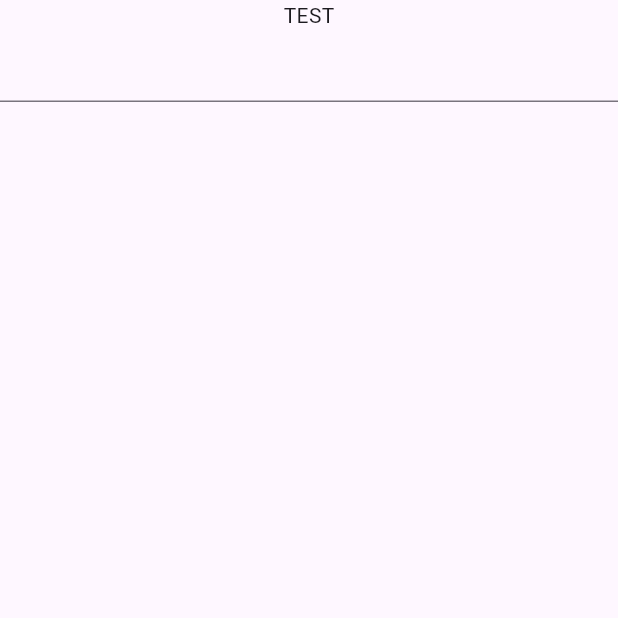
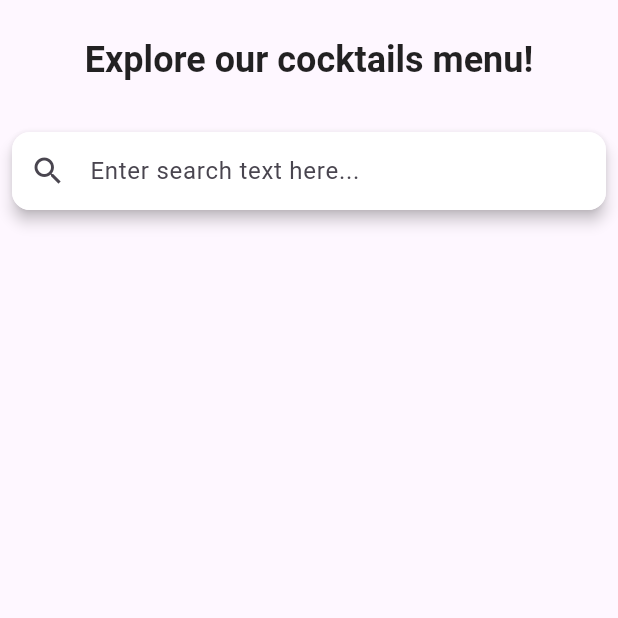
Before and after one commit to CaNafo/BlocExample, a Flutter app: the screen it shows after launch, on a phone screen of 412 x 824 dp, the top half of it. Run offline on Flutter 3.47's test engine with Material 3 defaults, Android fonts, the phone set to English and light mode, and no system bars; our stand-ins replace bloc, equatable, flutter_bloc, rxdart; generated files the repository leaves out were written again.

Commit message:
styled results

```diff
--- a/lib/core/widgets/search_field.dart
+++ b/lib/core/widgets/search_field.dart
@@ -7,6 +7,23 @@ class CustomSearchField extends StatelessWidget {
 
   @override
   Widget build(BuildContext context) {
-    return TextField(onChanged: onChanged);
+    return Material(
+      elevation: 4,
+      borderRadius: BorderRadius.circular(12),
+      child: TextField(
+        onChanged: onChanged,
+        decoration: InputDecoration(
+          hintText: "Enter search text here...",
+          prefixIcon: const Icon(Icons.search),
+          contentPadding: const EdgeInsets.symmetric(vertical: 14, horizontal: 16),
+          filled: true,
+          fillColor: Colors.white,
+          border: OutlineInputBorder(
+            borderRadius: BorderRadius.circular(12),
+            borderSide: BorderSide.none,
+          ),
+        ),
+      ),
+    );
   }
 }
--- a/lib/core/widgets/widgets.dart
+++ b/lib/core/widgets/widgets.dart
@@ -1 +1,2 @@
 export './search_field.dart';
+export './cocktail_preview.dart';
--- a/lib/screens/home/home_screen.dart
+++ b/lib/screens/home/home_screen.dart
@@ -30,11 +30,14 @@ class _Home extends StatelessWidget {
   Widget build(BuildContext context) {
     return Column(
       children: [
-        Text("TEST"),
-        CustomSearchField(
-          onChanged: (text) {
-            context.read<HomeBloc>().add(OnUserSearch(text));
-          },
+       const _CocktailTitle(),
+        Padding(
+          padding: const EdgeInsets.all(8.0),
+          child: CustomSearchField(
+            onChanged: (text) {
+              context.read<HomeBloc>().add(OnUserSearch(text));
+            },
+          ),
         ),
         BlocSelector<HomeBloc, HomeState, List<SearchResult>>(
           selector: (state) => state.searchResults,
@@ -43,12 +46,7 @@ class _Home extends StatelessWidget {
               itemCount: results.length,
               itemBuilder: (context, index) {
                 var drink = results[index];
-                return Column(
-                  children: [
-                    Text("${drink.title}"),
-                    if (drink.photoUrl != null) Image.network(drink.photoUrl!),
-                  ],
-                );
+                return CocktailPreview(drink: drink);
               },
             ),
           ),
@@ -57,3 +55,27 @@ class _Home extends StatelessWidget {
     );
   }
 }
+
+
+class _CocktailTitle extends StatelessWidget {
+  final String title;
+
+  const _CocktailTitle({
+    Key? key,
+    this.title = 'Explore our cocktails menu!',
+  }) : super(key: key);
+
+  @override
+  Widget build(BuildContext context) {
+    return Padding(
+      padding: const EdgeInsets.symmetric(horizontal: 16.0, vertical: 24.0),
+      child: Text(
+        title,
+        style: Theme.of(context).textTheme.headlineSmall?.copyWith(
+          fontWeight: FontWeight.bold,
+          color: Colors.black87,
+        ),
+      ),
+    );
+  }
+}
```
Also changed, not shown: lib/core/widgets/cocktail_preview.dart (added, +79 -0 lines).
